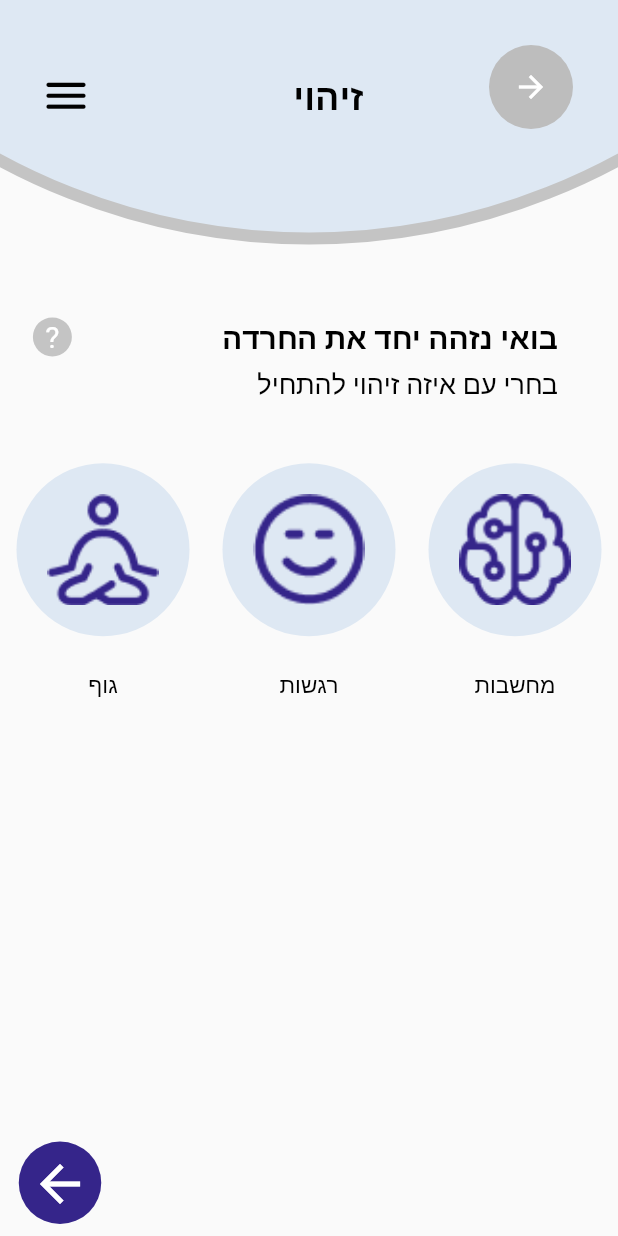
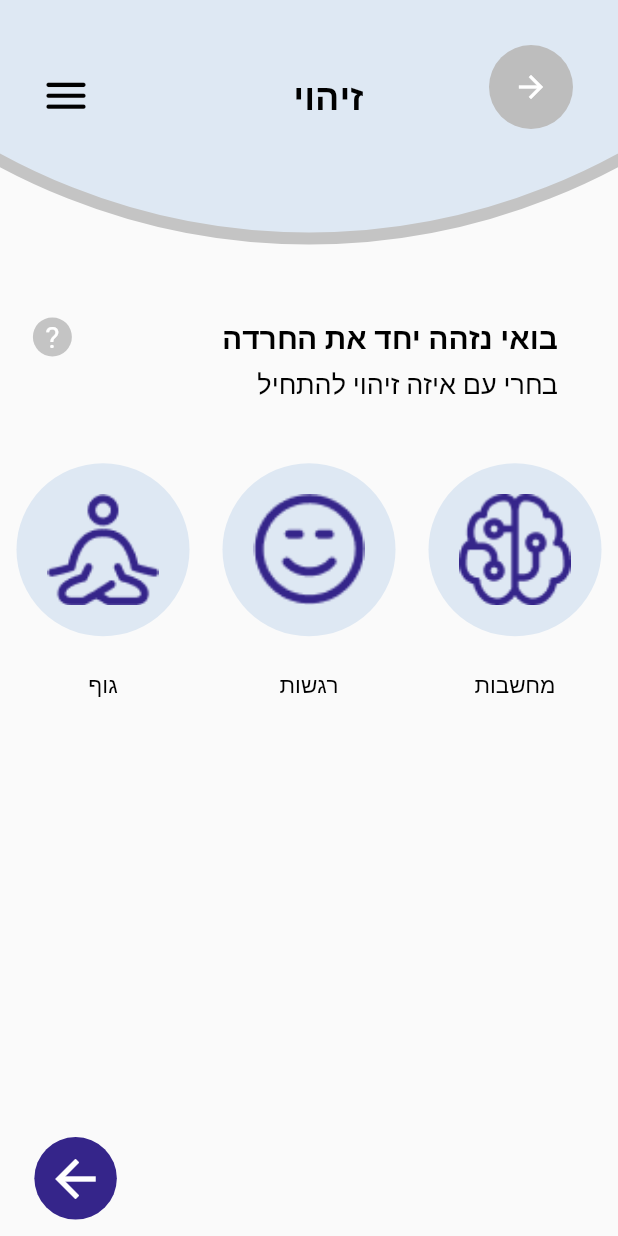
Before and after one commit to Magnido9/shibi_app, a Flutter app: the _Main screen opened by its route, on a phone screen of 412 x 824 dp. Run offline on Flutter 3.47's test engine with Material 2 defaults, Android fonts, the phone set to English and light mode, and no system bars; our stand-ins replace audioplayers, cloud_firestore, firebase_auth, firebase_core, flutter_html, flutter_local_notifications and 6 more; missing offline and left inert: android_intent, dart:ffi, device_apps, syncfusion_flutter_core; accounts and stored records are empty; Roboto replaces fonts that are missing (Assistant); project files that could hold a hidden picture were left out.

Commit message:
סידור החץ המבצבץ בזיהוי

```diff
--- a/lib/screens/expo1/start.dart
+++ b/lib/screens/expo1/start.dart
@@ -734,7 +734,8 @@ class _Page2State extends State<_Page2> {
                 height: 20,
               ),
             ],
-          ),    Positioned(
+          ),
+          Positioned(
               top: height*0.92,
               right: width*0.8,
 
@@ -898,6 +899,7 @@ class _MainState extends State<_Main> {
             ),
           ]),
         ),
+
         body: Stack(  children: [  Positioned(top:-150,child:
         Container(
           child: TweenAnimationBuilder<double>(
@@ -927,17 +929,15 @@ class _MainState extends State<_Main> {
           margin: EdgeInsets.all(30),
         ),
       ),
-          Align(
-
-            alignment: Alignment.bottomCenter,
+          Positioned(
+              top: height*0.92,
+              right: width*0.8,
+
               child:
-
-
               Row(
-              crossAxisAlignment: CrossAxisAlignment.end,
-              children: [
-                Container(
-                  child: TextButton(
+                mainAxisAlignment: MainAxisAlignment.start,
+                children: [
+                  TextButton(
                     style: TextButton.styleFrom(
                       backgroundColor: Color(0xff35258a),
                       shape: CircleBorder(),
@@ -951,14 +951,12 @@ class _MainState extends State<_Main> {
                       size: 40,
                       color: Colors.white,
                     ),
-      onPressed:   ()   {            Navigator.pushNamed( context,'/tools');
-      }
+                    onPressed:   ()   {
+                      Navigator.pushNamed( context,'/tools');}
                     ,
-    ),
-                  margin: EdgeInsets.all(8),
-                ),
-              ],
-            ),
+                  )
+                ],
+              )
           ),
 
       Column(
```
Lines whose indentation alone changed are shown as unchanged.
